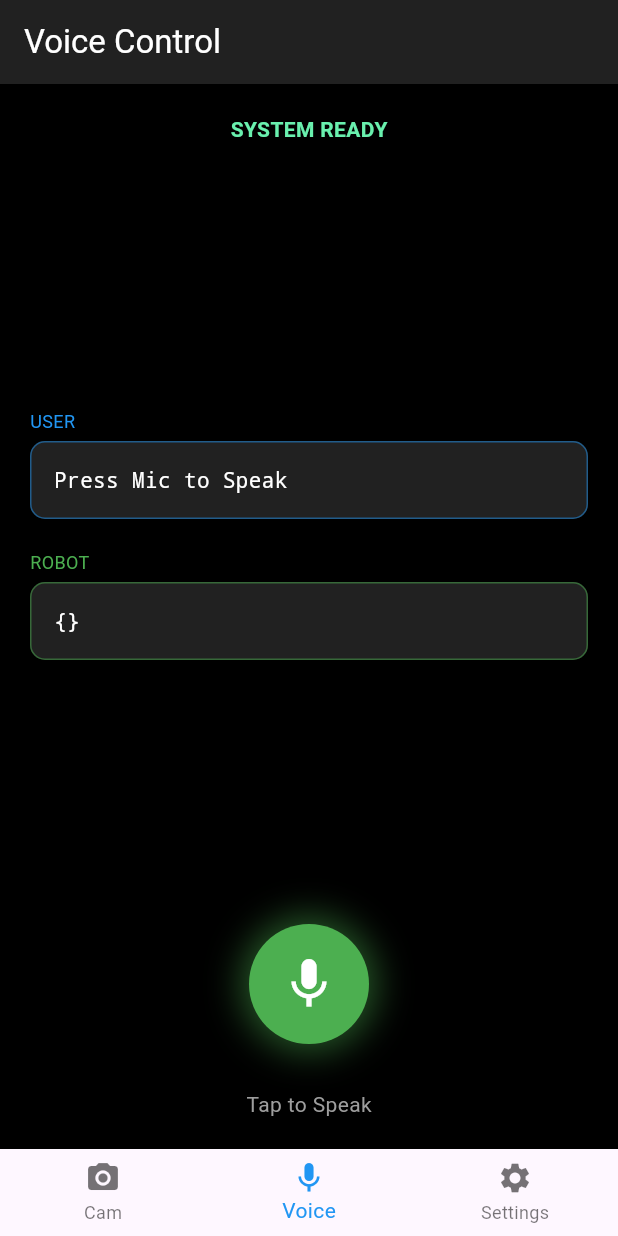
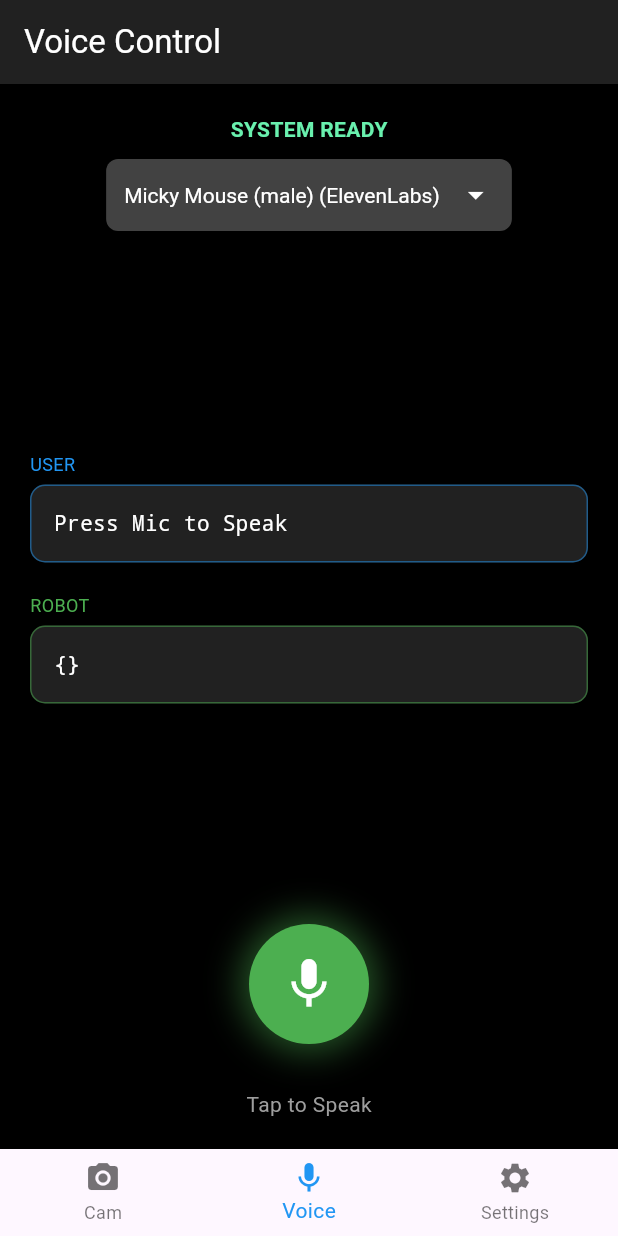
Before and after one commit to notWetro/HandGestures2Bot, a Flutter app: the screen it shows after launch, item 2 of the bottom bar chosen, on a phone screen of 412 x 824 dp. Run offline on Flutter 3.47's test engine with Material 3 defaults, Android fonts, the phone set to English and light mode, and no system bars; our stand-ins replace audioplayers, file_picker, flutter_tts, shared_preferences, speech_to_text; missing offline and left inert: flutter_gemma; network calls fail.

Commit message:
ElevenLabs TextToSpeech with 3 Characters

```diff
--- a/flutterapp/lib/views/voice_view.dart
+++ b/flutterapp/lib/views/voice_view.dart
@@ -4,6 +4,7 @@ import 'package:flutter_gemma/flutter_gemma.dart';
 import 'package:flutterapp/services/voice_ai_service/ai_service.dart';
 import 'package:flutterapp/services/voice_ai_service/voice_service.dart';
 import 'package:flutterapp/services/voice_ai_service/tts_service.dart';
+import 'package:flutterapp/services/voice_ai_service/eleven_labs_service.dart';
 import 'package:flutterapp/services/robot_service.dart';
 
 class VoiceView extends StatefulWidget {
@@ -18,6 +19,7 @@ class _VoiceViewState extends State<VoiceView> {
   final AiService _aiService = AiService();
   final VoiceService _voiceService = VoiceService();
   final TtsService _ttsService = TtsService();
+  final ElevenLabsService _elevenLabsService = ElevenLabsService();
   final RobotService _robotService = RobotService();
 
   // State
@@ -26,6 +28,14 @@ class _VoiceViewState extends State<VoiceView> {
   String _aiResponse = "{}";
   bool _isListening = false;
   bool _canSpeak = false;
+
+  // ElevenLabs Voices (Name : ID)
+  final Map<String, String> _voices = {
+    'Micky Mouse (male)': 'mdzEgLpu0FjTwYs5oot0',
+    'Micky Mouse (female)': 'eppqEXVumQ3CfdndcIBd',
+    'Evil': 'PSkrmGGNwoOIKXqzUWs9',
+  };
+  String _selectedVoiceName = 'Micky Mouse (male)';
 
   @override
   void initState() {
@@ -59,7 +69,7 @@ class _VoiceViewState extends State<VoiceView> {
     // VoiceService initialize
     final micReady = await _voiceService.initialize();
 
-    if (mounted) setState(() => _status = "Connecting to Robot... (!! TO IMPLEMENT !!)");
+    if (mounted) setState(() => _status = "Connecting to Robot... ");
     try {
       // Timeout to prevent hanging if robot is offline
       await _robotService.connect().timeout(const Duration(seconds: 2));
@@ -113,7 +123,7 @@ class _VoiceViewState extends State<VoiceView> {
         });
 
         // Get JSON String from AI
-        final jsonString = await _aiService.sendCommand(text);
+        final jsonString = await _aiService.sendCommand(text, personaName: _selectedVoiceName);
 
         if (mounted) {
           setState(() {
@@ -143,7 +153,7 @@ class _VoiceViewState extends State<VoiceView> {
         if (data.containsKey('response')) {
           String aiSpeech = data['response'];
           debugPrint("AI Says: $aiSpeech");
-          _ttsService.speak(aiSpeech);
+          _elevenLabsService.speak(aiSpeech, _voices[_selectedVoiceName]!);
         }
 
         // Check for "direction" and move robot
@@ -178,6 +188,34 @@ class _VoiceViewState extends State<VoiceView> {
         child: Column(
           children: [
             Text(_status, style: const TextStyle(color: Colors.greenAccent, fontWeight: FontWeight.bold)),
+            const SizedBox(height: 10),
+            // Voice Selector Dropdown
+            Container(
+              padding: const EdgeInsets.symmetric(horizontal: 12),
+              decoration: BoxDecoration(
+                color: Colors.grey[800],
+                borderRadius: BorderRadius.circular(8),
+              ),
+              child: DropdownButtonHideUnderline(
+                child: DropdownButton<String>(
+                  value: _selectedVoiceName,
+                  dropdownColor: Colors.grey[800],
+                  style: const TextStyle(color: Colors.white),
+                  icon: const Icon(Icons.arrow_drop_down, color: Colors.white),
+                  items: _voices.keys.map((String name) {
+                    return DropdownMenuItem<String>(
+                      value: name,
+                      child: Text("$name (ElevenLabs)"),
+                    );
+                  }).toList(),
+                  onChanged: (String? newValue) {
+                    if (newValue != null) {
+                      setState(() => _selectedVoiceName = newValue);
+                    }
+                  },
+                ),
+              ),
+            ),
             const Spacer(),
             _buildChatBubble("USER", _userSpeech, Colors.blue),
             const SizedBox(height: 20),
--- a/flutterapp/pubspec.yaml
+++ b/flutterapp/pubspec.yaml
@@ -21,6 +21,8 @@ dependencies:
   speech_to_text: ^7.3.0
   flutter_tts: ^4.2.5
   path_provider: ^2.1.5
+  http: ^1.2.0
+  audioplayers: ^6.0.0
 
 dev_dependencies:
   flutter_test:
```
Also changed, not shown: flutterapp/lib/services/voice_ai_service/ai_service.dart (+7 -2 lines), flutterapp/lib/services/voice_ai_service/eleven_labs_service.dart (added, +44 -0 lines), flutterapp/pubspec.lock, 1 other file.
